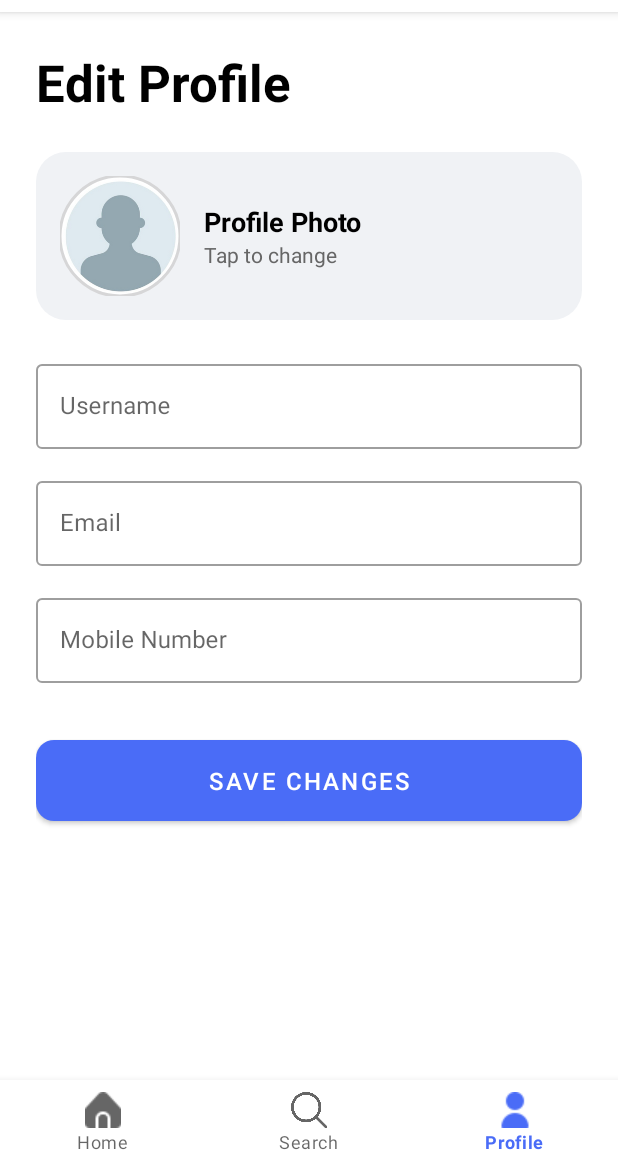
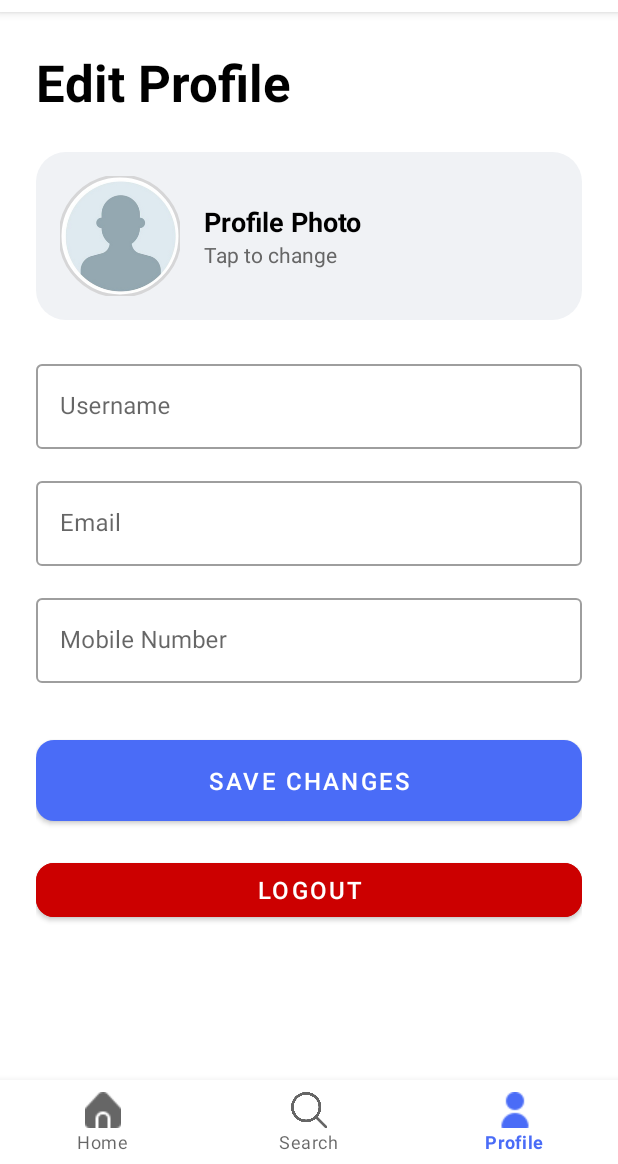
Before and after one commit to Chanukaa2002/MediSeek, an Android app: the ProfileFragment screen opened through its navigation route, on a phone screen of 412 x 824 dp, the part 72-1236 px from its top. Run offline under Robolectric (Android 15) with nearby library versions, the phone set to English and light mode, and no system bars; our stand-ins replace Firebase (no records; nobody signed in at launch, a user with empty details on screens opened directly), navigation-ui; libraries missing offline, so code that uses them is left out: com.cloudinary.android; pictures from the network do not load.

Commit message:
Add logout button for client

```diff
--- a/app/src/main/java/com/example/mediseek/Auth/LoginActivity.kt
+++ b/app/src/main/java/com/example/mediseek/Auth/LoginActivity.kt
@@ -1,4 +1,5 @@
 package com.example.mediseek
+import com.example.mediseek.LoginActivity
 
 import android.content.Intent
 import androidx.appcompat.app.AppCompatActivity
--- a/app/src/main/res/layout/fragment_profile.xml
+++ b/app/src/main/res/layout/fragment_profile.xml
@@ -124,5 +124,17 @@
             android:textSize="16sp"
             app:cornerRadius="12dp" />
 
+        <!-- Logout Button -->
+        <com.google.android.material.button.MaterialButton
+            android:id="@+id/logoutButton"
+            android:layout_width="match_parent"
+            android:layout_height="wrap_content"
+            android:layout_marginTop="16dp"
+            android:text="Logout"
+            android:textSize="16sp"
+            android:textColor="@android:color/white"
+            android:backgroundTint="@android:color/holo_red_dark"
+            app:cornerRadius="12dp" />
+
     </LinearLayout>
 </ScrollView>
```
Also changed, not shown: app/src/main/java/com/example/mediseek/fragments/ProfileFragment.kt (+20 -0 lines).
